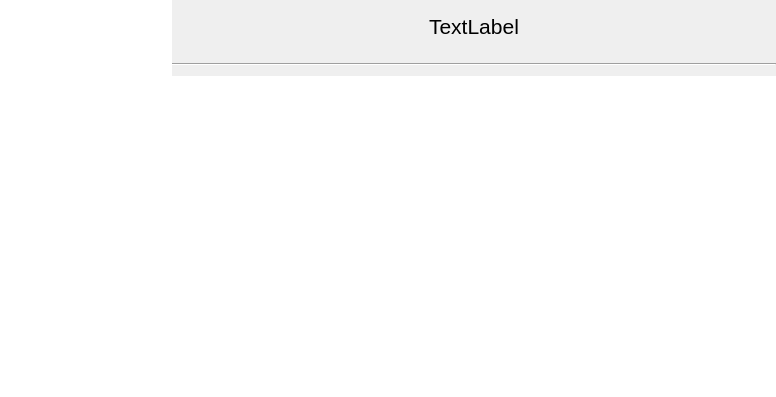
Qt form BLHardwareScaner/BLHardwareScaner/Ui/HardwareInfor.ui (BurnellLiu/LiuProject) before a commit.
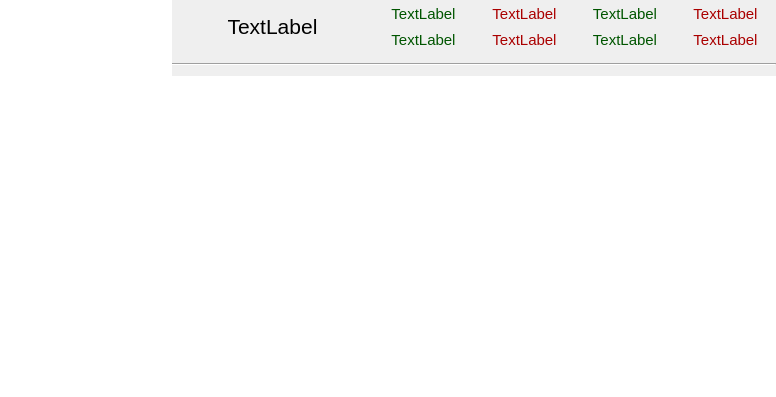
The same form after that commit.

The edit to the form file:
```diff
--- a/BLHardwareScaner/BLHardwareScaner/Ui/HardwareInfor.ui
+++ b/BLHardwareScaner/BLHardwareScaner/Ui/HardwareInfor.ui
@@ -22,7 +22,7 @@
   <property name="styleSheet">
    <string notr="true"/>
   </property>
-  <layout class="QHBoxLayout" name="horizontalLayout_2">
+  <layout class="QVBoxLayout" name="verticalLayout_3">
    <property name="spacing">
     <number>0</number>
    </property>
@@ -30,7 +30,7 @@
     <number>0</number>
    </property>
    <item>
-    <layout class="QHBoxLayout" name="horizontalLayout" stretch="2,7">
+    <layout class="QHBoxLayout" name="horizontalLayout_2" stretch="2,7">
      <property name="spacing">
       <number>0</number>
      </property>
@@ -59,20 +59,452 @@
         <number>10</number>
        </property>
        <item>
-        <widget class="QLabel" name="labelHWTitle">
-         <property name="font">
-          <font>
-           <family>Microsoft YaHei UI</family>
-           <pointsize>16</pointsize>
-          </font>
+        <layout class="QHBoxLayout" name="horizontalLayout" stretch="1,2">
+         <property name="spacing">
+          <number>0</number>
          </property>
-         <property name="text">
-          <string>TextLabel</string>
-         </property>
-         <property name="alignment">
-          <set>Qt::AlignCenter</set>
-         </property>
-        </widget>
+         <item>
+          <widget class="QLabel" name="labelHWTitle">
+           <property name="font">
+            <font>
+             <family>Microsoft YaHei UI</family>
+             <pointsize>16</pointsize>
+            </font>
+           </property>
+           <property name="text">
+            <string>TextLabel</string>
+           </property>
+           <property name="alignment">
+            <set>Qt::AlignCenter</set>
+           </property>
+          </widget>
+         </item>
+         <item>
+          <layout class="QGridLayout" name="gridLayout" rowstretch="1,1" columnstretch="1,1,1,1">
+           <property name="spacing">
+            <number>0</number>
+           </property>
+           <item row="0" column="0">
+            <widget class="QLabel" name="label_1">
+             <property name="palette">
+              <palette>
+               <active>
+                <colorrole role="WindowText">
+                 <brush brushstyle="SolidPattern">
+                  <color alpha="255">
+                   <red>0</red>
+                   <green>85</green>
+                   <blue>0</blue>
+                  </color>
+                 </brush>
+                </colorrole>
+               </active>
+               <inactive>
+                <colorrole role="WindowText">
+                 <brush brushstyle="SolidPattern">
+                  <color alpha="255">
+                   <red>0</red>
+                   <green>85</green>
+                   <blue>0</blue>
+                  </color>
+                 </brush>
+                </colorrole>
+               </inactive>
+               <disabled>
+                <colorrole role="WindowText">
+                 <brush brushstyle="SolidPattern">
+                  <color alpha="255">
+                   <red>120</red>
+                   <green>120</green>
+                   <blue>120</blue>
+                  </color>
+                 </brush>
+                </colorrole>
+               </disabled>
+              </palette>
+             </property>
+             <property name="font">
+              <font>
+               <pointsize>11</pointsize>
+               <weight>50</weight>
+               <bold>false</bold>
+              </font>
+             </property>
+             <property name="text">
+              <string>TextLabel</string>
+             </property>
+             <property name="alignment">
+              <set>Qt::AlignCenter</set>
+             </property>
+            </widget>
+           </item>
+           <item row="0" column="1">
+            <widget class="QLabel" name="label_2">
+             <property name="palette">
+              <palette>
+               <active>
+                <colorrole role="WindowText">
+                 <brush brushstyle="SolidPattern">
+                  <color alpha="255">
+                   <red>170</red>
+                   <green>0</green>
+                   <blue>0</blue>
+                  </color>
+                 </brush>
+                </colorrole>
+               </active>
+               <inactive>
+                <colorrole role="WindowText">
+                 <brush brushstyle="SolidPattern">
+                  <color alpha="255">
+                   <red>170</red>
+                   <green>0</green>
+                   <blue>0</blue>
+                  </color>
+                 </brush>
+                </colorrole>
+               </inactive>
+               <disabled>
+                <colorrole role="WindowText">
+                 <brush brushstyle="SolidPattern">
+                  <color alpha="255">
+                   <red>120</red>
+                   <green>120</green>
+                   <blue>120</blue>
+                  </color>
+                 </brush>
+                </colorrole>
+               </disabled>
+              </palette>
+             </property>
+             <property name="font">
+              <font>
+               <pointsize>11</pointsize>
+              </font>
+             </property>
+             <property name="text">
+              <string>TextLabel</string>
+             </property>
+             <property name="alignment">
+              <set>Qt::AlignCenter</set>
+             </property>
+            </widget>
+           </item>
+           <item row="0" column="2">
+            <widget class="QLabel" name="label_3">
+             <property name="palette">
+              <palette>
+               <active>
+                <colorrole role="WindowText">
+                 <brush brushstyle="SolidPattern">
+                  <color alpha="255">
+                   <red>0</red>
+                   <green>85</green>
+                   <blue>0</blue>
+                  </color>
+                 </brush>
+                </colorrole>
+               </active>
+               <inactive>
+                <colorrole role="WindowText">
+                 <brush brushstyle="SolidPattern">
+                  <color alpha="255">
+                   <red>0</red>
+                   <green>85</green>
+                   <blue>0</blue>
+                  </color>
+                 </brush>
+                </colorrole>
+               </inactive>
+               <disabled>
+                <colorrole role="WindowText">
+                 <brush brushstyle="SolidPattern">
+                  <color alpha="255">
+                   <red>120</red>
+                   <green>120</green>
+                   <blue>120</blue>
+                  </color>
+                 </brush>
+                </colorrole>
+               </disabled>
+              </palette>
+             </property>
+             <property name="font">
+              <font>
+               <pointsize>11</pointsize>
+              </font>
+             </property>
+             <property name="text">
+              <string>TextLabel</string>
+             </property>
+             <property name="alignment">
+              <set>Qt::AlignCenter</set>
+             </property>
+            </widget>
+           </item>
+           <item row="0" column="3">
+            <widget class="QLabel" name="label_4">
+             <property name="palette">
+              <palette>
+               <active>
+                <colorrole role="WindowText">
+                 <brush brushstyle="SolidPattern">
+                  <color alpha="255">
+                   <red>170</red>
+                   <green>0</green>
+                   <blue>0</blue>
+                  </color>
+                 </brush>
+                </colorrole>
+               </active>
+               <inactive>
+                <colorrole role="WindowText">
+                 <brush brushstyle="SolidPattern">
+                  <color alpha="255">
+                   <red>170</red>
+                   <green>0</green>
+                   <blue>0</blue>
+                  </color>
+                 </brush>
+                </colorrole>
+               </inactive>
+               <disabled>
+                <colorrole role="WindowText">
+                 <brush brushstyle="SolidPattern">
+                  <color alpha="255">
+                   <red>120</red>
+                   <green>120</green>
+                   <blue>120</blue>
+                  </color>
+                 </brush>
+                </colorrole>
+               </disabled>
+              </palette>
+             </property>
+             <property name="font">
+              <font>
+               <pointsize>11</pointsize>
+              </font>
+             </property>
+             <property name="text">
+              <string>TextLabel</string>
+             </property>
+             <property name="alignment">
+              <set>Qt::AlignCenter</set>
+             </property>
+            </widget>
+           </item>
+           <item row="1" column="0">
+            <widget class="QLabel" name="label_5">
+             <property name="palette">
+              <palette>
+               <active>
+                <colorrole role="WindowText">
+                 <brush brushstyle="SolidPattern">
+                  <color alpha="255">
+                   <red>0</red>
+                   <green>85</green>
+                   <blue>0</blue>
+                  </color>
+                 </brush>
+                </colorrole>
+               </active>
+               <inactive>
+                <colorrole role="WindowText">
+                 <brush brushstyle="SolidPattern">
+                  <color alpha="255">
+                   <red>0</red>
+                   <green>85</green>
+                   <blue>0</blue>
+                  </color>
+                 </brush>
+                </colorrole>
+               </inactive>
+               <disabled>
+                <colorrole role="WindowText">
+                 <brush brushstyle="SolidPattern">
+                  <color alpha="255">
+                   <red>120</red>
+                   <green>120</green>
+                   <blue>120</blue>
+                  </color>
+                 </brush>
+                </colorrole>
+               </disabled>
+              </palette>
+             </property>
+             <property name="font">
+              <font>
+               <pointsize>11</pointsize>
+              </font>
+             </property>
+             <property name="text">
+              <string>TextLabel</string>
+             </property>
+             <property name="alignment">
+              <set>Qt::AlignCenter</set>
+             </property>
+            </widget>
+           </item>
+           <item row="1" column="1">
+            <widget class="QLabel" name="label_6">
+             <property name="palette">
+              <palette>
+               <active>
+                <colorrole role="WindowText">
+                 <brush brushstyle="SolidPattern">
+                  <color alpha="255">
+                   <red>170</red>
+                   <green>0</green>
+                   <blue>0</blue>
+                  </color>
+                 </brush>
+                </colorrole>
+               </active>
+               <inactive>
+                <colorrole role="WindowText">
+                 <brush brushstyle="SolidPattern">
+                  <color alpha="255">
+                   <red>170</red>
+                   <green>0</green>
+                   <blue>0</blue>
+                  </color>
+                 </brush>
+                </colorrole>
+               </inactive>
+               <disabled>
+                <colorrole role="WindowText">
+                 <brush brushstyle="SolidPattern">
+                  <color alpha="255">
+                   <red>120</red>
+                   <green>120</green>
+                   <blue>120</blue>
+                  </color>
+                 </brush>
+                </colorrole>
+               </disabled>
+              </palette>
+             </property>
+             <property name="font">
+              <font>
+               <pointsize>11</pointsize>
+              </font>
+             </property>
+             <property name="text">
+              <string>TextLabel</string>
+             </property>
+             <property name="alignment">
+              <set>Qt::AlignCenter</set>
+             </property>
+            </widget>
+           </item>
+           <item row="1" column="2">
+            <widget class="QLabel" name="label_7">
+             <property name="palette">
+              <palette>
+               <active>
+                <colorrole role="WindowText">
+                 <brush brushstyle="SolidPattern">
+                  <color alpha="255">
+                   <red>0</red>
+                   <green>85</green>
+                   <blue>0</blue>
+                  </color>
+                 </brush>
+                </colorrole>
+               </active>
+               <inactive>
+                <colorrole role="WindowText">
+                 <brush brushstyle="SolidPattern">
+                  <color alpha="255">
+                   <red>0</red>
+                   <green>85</green>
+                   <blue>0</blue>
+                  </color>
+                 </brush>
+                </colorrole>
+               </inactive>
+               <disabled>
+                <colorrole role="WindowText">
+                 <brush brushstyle="SolidPattern">
+                  <color alpha="255">
+                   <red>120</red>
+                   <green>120</green>
+                   <blue>120</blue>
+                  </color>
+                 </brush>
+                </colorrole>
+               </disabled>
+              </palette>
+             </property>
+             <property name="font">
+              <font>
+               <pointsize>11</pointsize>
+              </font>
+             </property>
+             <property name="text">
+              <string>TextLabel</string>
+             </property>
+             <property name="alignment">
+              <set>Qt::AlignCenter</set>
+             </property>
+            </widget>
+           </item>
+           <item row="1" column="3">
+            <widget class="QLabel" name="label_8">
+             <property name="palette">
+              <palette>
+               <active>
+                <colorrole role="WindowText">
+                 <brush brushstyle="SolidPattern">
+                  <color alpha="255">
+                   <red>170</red>
+                   <green>0</green>
+                   <blue>0</blue>
+                  </color>
+                 </brush>
+                </colorrole>
+               </active>
+               <inactive>
+                <colorrole role="WindowText">
+                 <brush brushstyle="SolidPattern">
+                  <color alpha="255">
+                   <red>170</red>
+                   <green>0</green>
+                   <blue>0</blue>
+                  </color>
+                 </brush>
+                </colorrole>
+               </inactive>
+               <disabled>
+                <colorrole role="WindowText">
+                 <brush brushstyle="SolidPattern">
+                  <color alpha="255">
+                   <red>120</red>
+                   <green>120</green>
+                   <blue>120</blue>
+                  </color>
+                 </brush>
+                </colorrole>
+               </disabled>
+              </palette>
+             </property>
+             <property name="font">
+              <font>
+               <pointsize>11</pointsize>
+              </font>
+             </property>
+             <property name="text">
+              <string>TextLabel</string>
+             </property>
+             <property name="alignment">
+              <set>Qt::AlignCenter</set>
+             </property>
+            </widget>
+           </item>
+          </layout>
+         </item>
+        </layout>
        </item>
        <item>
         <widget class="Line" name="line">
```
